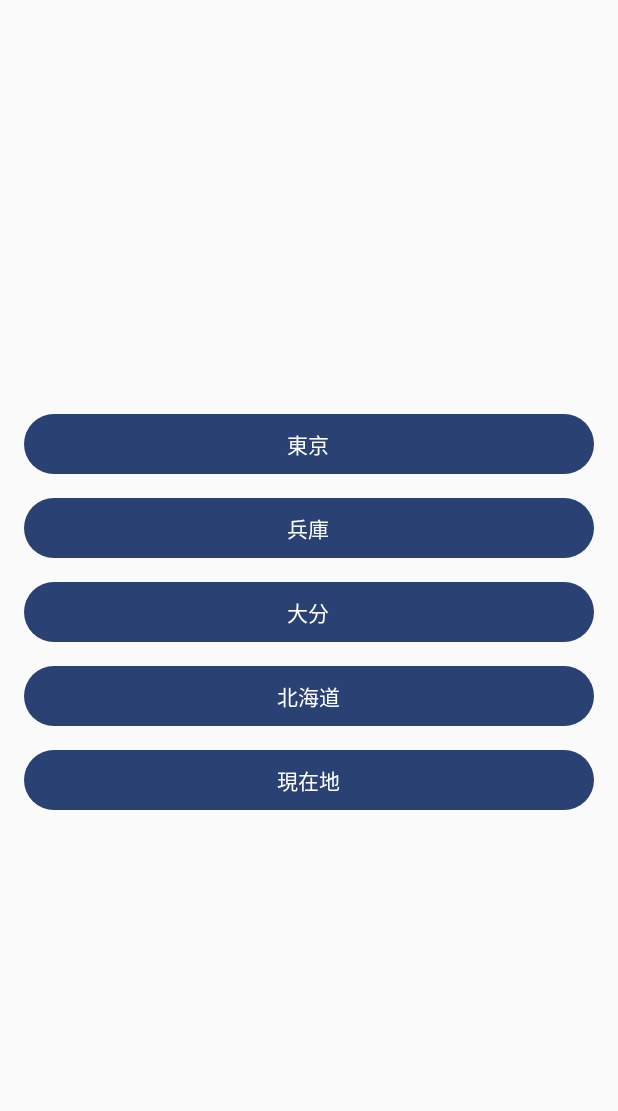
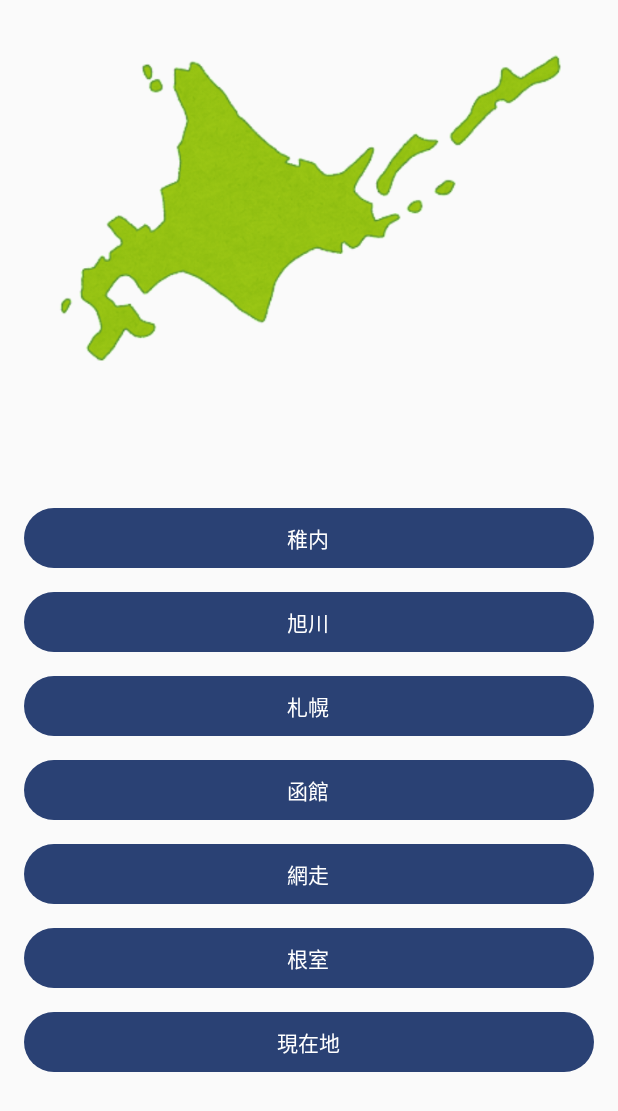
Before and after one commit to osoo19/weatherApp-Kotlin, an Android app built with Jetpack Compose: the screen it shows after launch (MainActivity), on a phone screen of 412 x 824 dp. Shown: the top 1111 px of the screen. Run offline under Robolectric (Android 15) with nearby library versions, the phone set to English and light mode, and no system bars; our stand-ins replace Volley; libraries missing offline, so code that uses them is left out: com.google.accompanist.glide.

Commit message:
feat: 北海道内天気アプリ

```diff
--- a/app/src/main/java/com/example/myapplication/MainActivity.kt
+++ b/app/src/main/java/com/example/myapplication/MainActivity.kt
@@ -2,7 +2,6 @@ package com.example.myapplication
 
 import android.content.pm.PackageManager
 import android.os.Bundle
-import android.util.Log
 import android.Manifest
 import androidx.activity.ComponentActivity
 import androidx.activity.compose.setContent
@@ -10,6 +9,7 @@ import androidx.compose.foundation.Image
 import androidx.compose.foundation.background
 import androidx.compose.foundation.layout.Arrangement
 import androidx.compose.foundation.layout.Column
+import androidx.compose.foundation.layout.fillMaxHeight
 import androidx.compose.foundation.layout.fillMaxSize
 import androidx.compose.foundation.layout.fillMaxWidth
 import androidx.compose.foundation.layout.padding
@@ -24,6 +24,7 @@ import androidx.compose.runtime.Composable
 import androidx.compose.ui.Alignment
 import androidx.compose.ui.Modifier
 import androidx.compose.ui.layout.ContentScale
+import androidx.compose.ui.res.painterResource
 import androidx.compose.ui.unit.dp
 import androidx.core.app.ActivityCompat
 import androidx.core.content.ContextCompat
@@ -91,29 +92,57 @@ class MainActivity : ComponentActivity() {
         Column(
             modifier = Modifier
                 .fillMaxSize()
-                .padding(16.dp),
+                .padding(16.dp)
+        ) {
+            // 画像部分
+            Image(
+                painter = painterResource(R.drawable.hokkaido),
+                contentDescription = "A dog image",
+                modifier = Modifier
+                    .weight(0.3f)
+                    .fillMaxWidth()
+                    .fillMaxHeight(),
+                contentScale = ContentScale.Fit
+            )
+
+            // ボタン部分
+            Column(
+                modifier = Modifier
+                    .weight(0.7f)
+                    .fillMaxWidth(),
                 verticalArrangement = Arrangement.Center
             ) {
-            SearchButton("東京") {
-                getWeatherDataAndNavigate(navController, "Tokyo")
+                SearchButton("稚内") {
+                    getWeatherDataAndNavigate(navController, "Wakkanai")
                 }
 
-            SearchButton("兵庫") {
-                getWeatherDataAndNavigate(navController, "Hyogo")
+                SearchButton("旭川") {
+                    getWeatherDataAndNavigate(navController, "Asahikawa")
                 }
 
-            SearchButton("大分") {
-                getWeatherDataAndNavigate(navController, "Oita")
+                SearchButton("札幌") {
+                    getWeatherDataAndNavigate(navController, "Sapporo")
                 }
 
-            SearchButton("北海道") {
-                getWeatherDataAndNavigate(navController, "Hokkaido")
+                SearchButton("函館") {
+                    getWeatherDataAndNavigate(navController, "Hakodate")
                 }
+
+                SearchButton("網走") {
+                    getWeatherDataAndNavigate(navController, "Abashiri")
+                }
+
+                SearchButton("根室") {
+                    getWeatherDataAndNavigate(navController, "Nemuro")
+                }
+
                 SearchButton("現在地") {
                     getWeatherDataAndNavigate(navController, "現在地")
                 }
             }
         }
+    }
+
 
     @Composable
     fun SearchButton(location: String, onClick: () -> Unit) {
@@ -219,13 +248,12 @@ class MainActivity : ComponentActivity() {
             )
 
             Text(
-                text = "気温: ${weatherItem.main.temp} °C",
+                text = "日時: ${weatherItem.dt_txt}",
                 modifier = Modifier.padding(8.dp)
             )
 
-
             Text(
-                text = "日時: ${weatherItem.dt_txt}",
+                text = "気温: ${weatherItem.main.temp} °C",
                 modifier = Modifier.padding(8.dp)
             )
         }
```
Also changed, not shown: app/src/main/res/drawable/hokkaido.png (added). Lines whose indentation alone changed are shown as unchanged.
